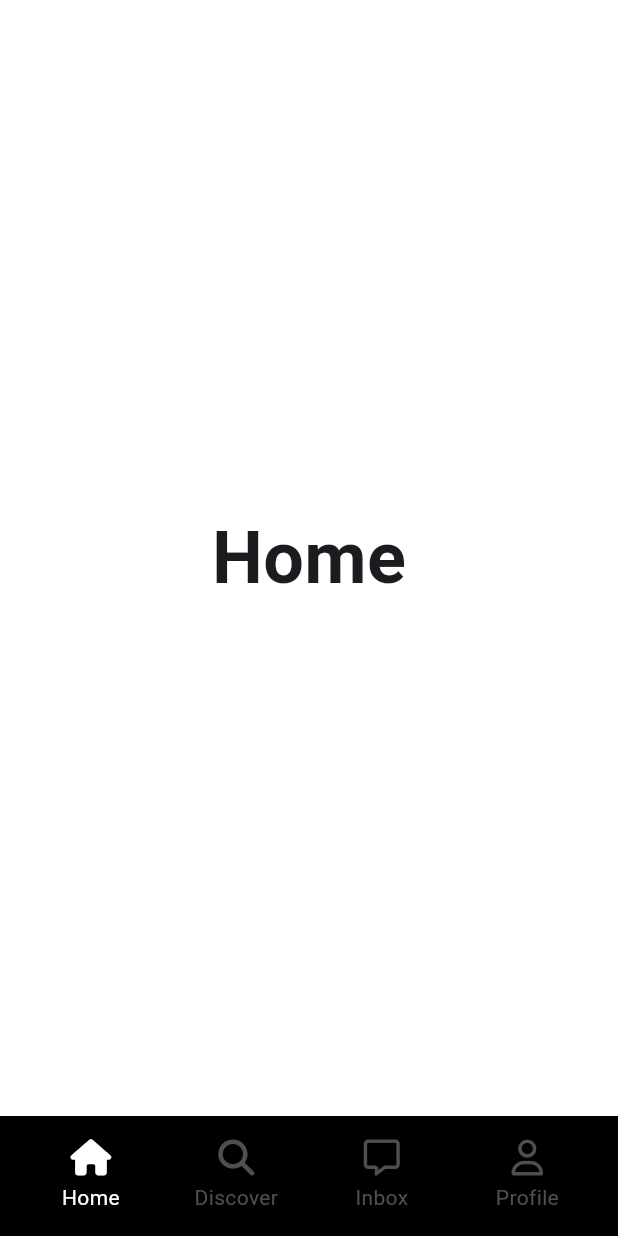
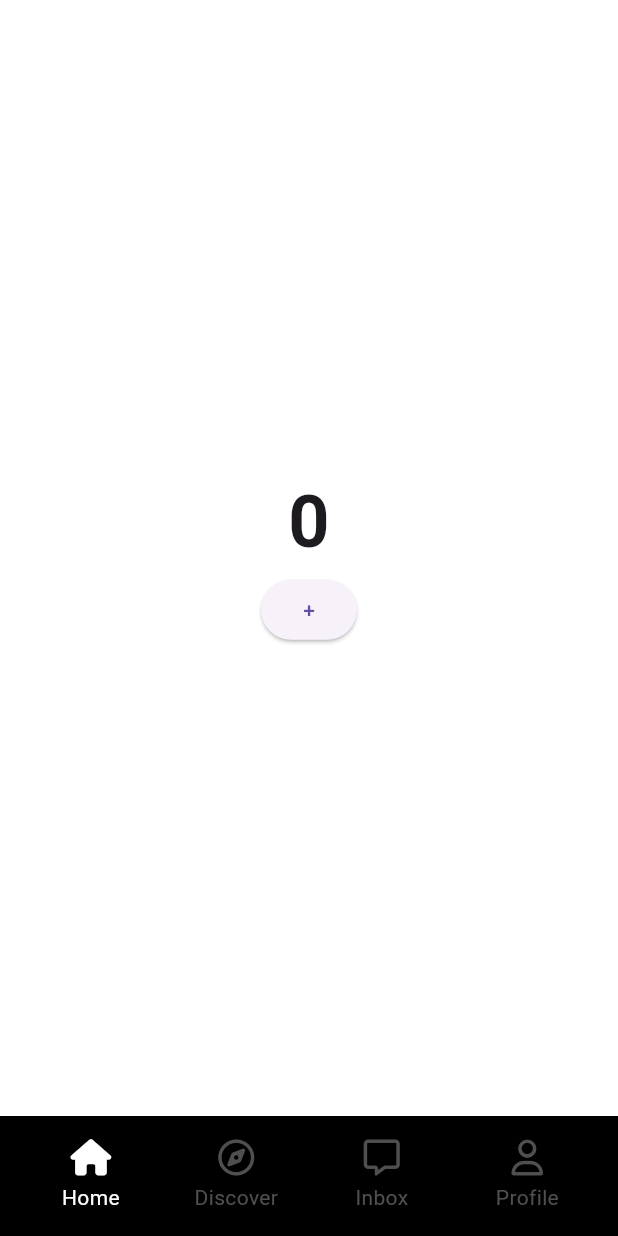
Before and after one commit to helious23/tiktok_clone_again, a Flutter app: the screen it shows after launch, on a phone screen of 412 x 824 dp. Run offline on Flutter 3.47's test engine with Material 3 defaults, Android fonts, the phone set to English and light mode, and no system bars; our stand-ins replace font_awesome_flutter.

Commit message:
#6.6 Stateful Navigation Part One

```diff
--- a/lib/features/main_navigation/main_navigation_screen.dart
+++ b/lib/features/main_navigation/main_navigation_screen.dart
@@ -1,6 +1,7 @@
 import 'package:flutter/material.dart';
 import 'package:font_awesome_flutter/font_awesome_flutter.dart';
 import 'package:tiktok_clone/constants/sizes.dart';
+import 'package:tiktok_clone/features/main_navigation/stf_screen.dart';
 import 'package:tiktok_clone/features/main_navigation/widgets/nav_tab.dart';
 
 class MainNavigationScreen extends StatefulWidget {
@@ -15,51 +16,47 @@ class _MainNavigationScreenState extends State<MainNavigationScreen> {
   int _selectedIndex = 0;
 
   final screens = [
-    const Center(
-      child: Text(
-        'Home',
-        style: TextStyle(
-          fontSize: Sizes.size48,
-          fontWeight: FontWeight.w600,
-        ),
-      ),
-    ),
-    const Center(
-      child: Text(
-        'Discover',
-        style: TextStyle(
-          fontSize: Sizes.size48,
-          fontWeight: FontWeight.w600,
-        ),
-      ),
-    ),
-    const Center(
-      child: Text(
-        'Add',
-        style: TextStyle(
-          fontSize: Sizes.size48,
-          fontWeight: FontWeight.w600,
-        ),
-      ),
-    ),
-    const Center(
-      child: Text(
-        'Inbox',
-        style: TextStyle(
-          fontSize: Sizes.size48,
-          fontWeight: FontWeight.w600,
-        ),
-      ),
-    ),
-    const Center(
-      child: Text(
-        'Profile',
-        style: TextStyle(
-          fontSize: Sizes.size48,
-          fontWeight: FontWeight.w600,
-        ),
-      ),
-    ),
+    // const Center(
+    //   child: Text(
+    //     'Home',
+    //     style: TextStyle(
+    //       fontSize: Sizes.size48,
+    //       fontWeight: FontWeight.w600,
+    //     ),
+    //   ),
+    // ),
+    // const Center(
+    //   child: Text(
+    //     'Discover',
+    //     style: TextStyle(
+    //       fontSize: Sizes.size48,
+    //       fontWeight: FontWeight.w600,
+    //     ),
+    //   ),
+    // ),
+    StfScreen(key: Key('home')),
+    StfScreen(key: Key('discover')),
+    Container(key: Key('add')),
+    StfScreen(key: Key('inbox')),
+    StfScreen(key: Key('profile')),
+    // const Center(
+    //   child: Text(
+    //     'Inbox',
+    //     style: TextStyle(
+    //       fontSize: Sizes.size48,
+    //       fontWeight: FontWeight.w600,
+    //     ),
+    //   ),
+    // ),
+    // const Center(
+    //   child: Text(
+    //     'Profile',
+    //     style: TextStyle(
+    //       fontSize: Sizes.size48,
+    //       fontWeight: FontWeight.w600,
+    //     ),
+    //   ),
+    // ),
   ];
 
   void _onTap(int index) {
@@ -83,12 +80,14 @@ class _MainNavigationScreenState extends State<MainNavigationScreen> {
               NavTab(
                 text: 'Home',
                 icon: FontAwesomeIcons.house,
+                selectedIcon: FontAwesomeIcons.house,
                 isSelected: _selectedIndex == 0,
                 onTap: () => _onTap(0),
               ),
               NavTab(
                 text: 'Discover',
-                icon: FontAwesomeIcons.magnifyingGlass,
+                icon: FontAwesomeIcons.compass,
+                selectedIcon: FontAwesomeIcons.solidCompass,
                 isSelected: _selectedIndex == 1,
                 onTap: () => _onTap(1),
               ),
@@ -101,12 +100,14 @@ class _MainNavigationScreenState extends State<MainNavigationScreen> {
               NavTab(
                 text: 'Inbox',
                 icon: FontAwesomeIcons.message,
+                selectedIcon: FontAwesomeIcons.solidMessage,
                 isSelected: _selectedIndex == 3,
                 onTap: () => _onTap(3),
               ),
               NavTab(
                 text: 'Profile',
                 icon: FontAwesomeIcons.user,
+                selectedIcon: FontAwesomeIcons.solidUser,
                 isSelected: _selectedIndex == 4,
                 onTap: () => _onTap(4),
               ),
--- /dev/null
+++ b/lib/features/main_navigation/stf_screen.dart
@@ -0,0 +1,44 @@
+import 'package:flutter/material.dart';
+import 'package:tiktok_clone/constants/sizes.dart';
+
+class StfScreen extends StatefulWidget {
+  const StfScreen({super.key});
+
+  @override
+  State<StfScreen> createState() => _StfScreenState();
+}
+
+class _StfScreenState extends State<StfScreen> {
+  int _clicks = 0;
+
+  void _increase() {
+    setState(() {
+      _clicks++;
+    });
+  }
+
+  @override
+  void dispose() {
+    print(_clicks);
+    super.dispose();
+  }
+
+  @override
+  Widget build(BuildContext context) {
+    return Center(
+      child: Column(
+        mainAxisAlignment: MainAxisAlignment.center,
+        children: [
+          Text(
+            "$_clicks",
+            style: TextStyle(
+              fontSize: Sizes.size48,
+              fontWeight: FontWeight.w600,
+            ),
+          ),
+          ElevatedButton(onPressed: _increase, child: Text("+")),
+        ],
+      ),
+    );
+  }
+}
--- a/lib/features/main_navigation/widgets/nav_tab.dart
+++ b/lib/features/main_navigation/widgets/nav_tab.dart
@@ -3,16 +3,18 @@ import 'package:font_awesome_flutter/font_awesome_flutter.dart';
 import 'package:tiktok_clone/constants/gaps.dart';
 
 class NavTab extends StatelessWidget {
+  final String text;
+  final bool isSelected;
   final IconData icon;
-  final bool isSelected;
-  final String text;
+  final IconData selectedIcon;
   final VoidCallback onTap;
 
   const NavTab({
     super.key,
-    required this.icon,
     required this.text,
     this.isSelected = false,
+    required this.icon,
+    required this.selectedIcon,
     required this.onTap,
   });
 
@@ -30,7 +32,7 @@ class NavTab extends StatelessWidget {
               mainAxisSize: MainAxisSize.min,
               children: [
                 FaIcon(
-                  icon,
+                  isSelected ? selectedIcon : icon,
                   color: isSelected ? Colors.white : Colors.grey,
                 ),
                 Gaps.v5,
```
